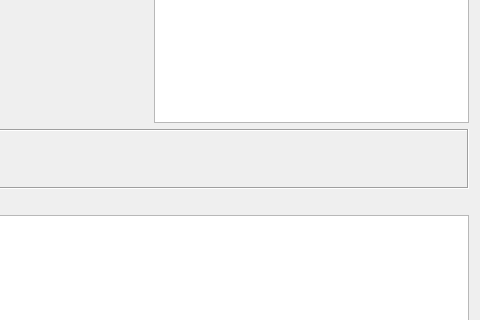
This is cute-fantasy/currentweekwidget.ui in protoblock/protoblock as Qt 5 draws it before an edit; both pictures show x 485 to 965 and y 126 to 446 of the 965 by 550 pixel window. The edited form follows.
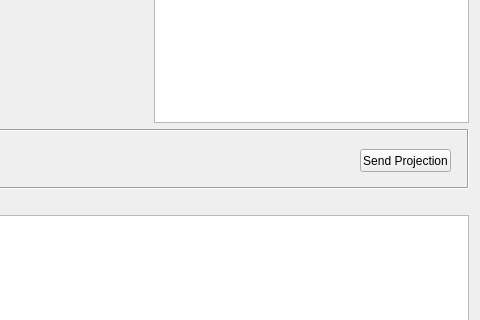
This is the edited form. Custom widgets are drawn as their Qt base class.

What changed in the file:
```diff
--- a/cute-fantasy/currentweekwidget.ui
+++ b/cute-fantasy/currentweekwidget.ui
@@ -129,6 +129,19 @@
      <property name="frameShadow">
       <enum>QFrame::Sunken</enum>
      </property>
+     <widget class="QPushButton" name="mySendProjectionButton">
+      <property name="geometry">
+       <rect>
+        <x>834</x>
+        <y>20</y>
+        <width>91</width>
+        <height>23</height>
+       </rect>
+      </property>
+      <property name="text">
+       <string>Send Projection</string>
+      </property>
+     </widget>
     </widget>
    </item>
    <item row="2" column="0" colspan="3">
```
Left out of the diff: 42 changed lines with no effect on the pictures.
